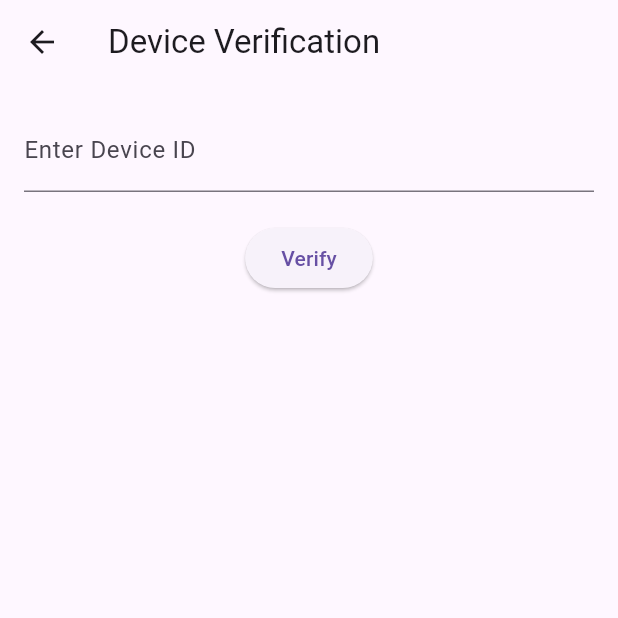
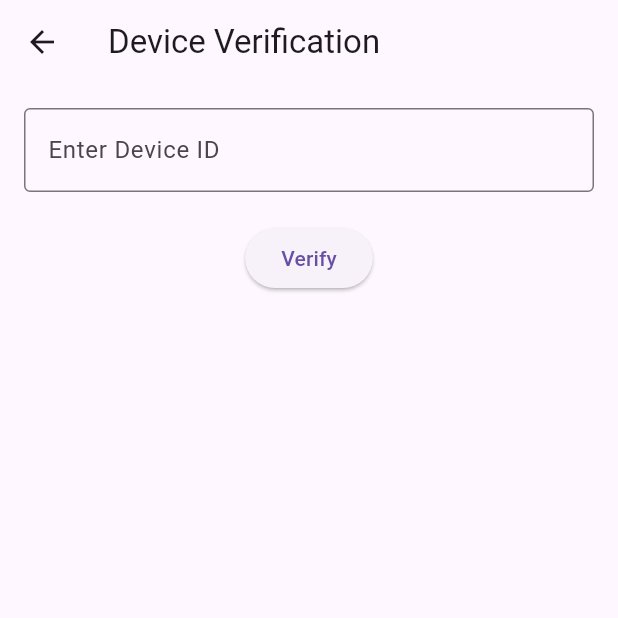
Before and after one commit to spaofficial11-hash/money-bank-superapp, a Flutter app: the DeviceVerifyScreen screen opened by its route, on a phone screen of 412 x 824 dp, the top half of it. Run offline on Flutter 3.47's test engine with Material 3 defaults, Android fonts, the phone set to English and light mode, and no system bars; our stand-ins replace cloud_firestore, firebase_auth, firebase_core; accounts and stored records are empty.

Commit message:
Update device_verify.dart

```diff
--- a/frontend/lib/screens/device_verify.dart
+++ b/frontend/lib/screens/device_verify.dart
@@ -1,4 +1,3 @@
-// lib/screens/device_verify.dart
 import 'package:flutter/material.dart';
 import 'package:money_bank/services/api_service.dart';
 
@@ -12,21 +11,33 @@ class DeviceVerifyScreen extends StatefulWidget {
 class _DeviceVerifyScreenState extends State<DeviceVerifyScreen> {
   final ApiService _apiService = ApiService();
   final TextEditingController _deviceIdController = TextEditingController();
+  bool _isLoading = false;
 
   Future<void> verifyDevice() async {
+    if (_deviceIdController.text.trim().isEmpty) {
+      ScaffoldMessenger.of(context).showSnackBar(
+        const SnackBar(content: Text("Please enter a device ID")),
+      );
+      return;
+    }
+
+    setState(() => _isLoading = true);
+
     try {
       final response = await _apiService.post(
         '/auth/device-verify',
-        {'deviceId': _deviceIdController.text},
+        {'deviceId': _deviceIdController.text.trim()},
       );
-      print(response);
+
       ScaffoldMessenger.of(context).showSnackBar(
-        const SnackBar(content: Text('Device verified successfully')),
+        SnackBar(content: Text('Device verified: ${response['message']}')),
       );
     } catch (e) {
       ScaffoldMessenger.of(context).showSnackBar(
         SnackBar(content: Text('Verification failed: $e')),
       );
+    } finally {
+      setState(() => _isLoading = false);
     }
   }
 
@@ -40,13 +51,18 @@ class _DeviceVerifyScreenState extends State<DeviceVerifyScreen> {
           children: [
             TextField(
               controller: _deviceIdController,
-              decoration: const InputDecoration(labelText: "Enter Device ID"),
+              decoration: const InputDecoration(
+                labelText: "Enter Device ID",
+                border: OutlineInputBorder(),
+              ),
             ),
             const SizedBox(height: 20),
-            ElevatedButton(
-              onPressed: verifyDevice,
-              child: const Text("Verify"),
-            ),
+            _isLoading
+                ? const CircularProgressIndicator()
+                : ElevatedButton(
+                    onPressed: verifyDevice,
+                    child: const Text("Verify"),
+                  ),
           ],
         ),
       ),
```
